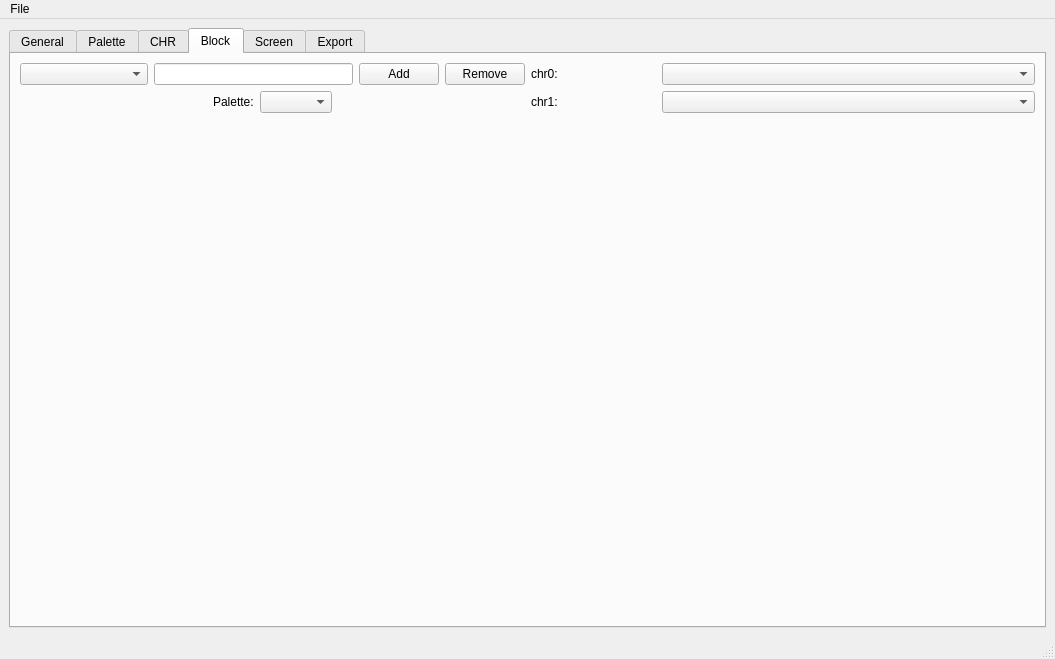
Old version of the form FamiScroller/mainwindow.ui in the repository evgenykzz2/FamiTool.
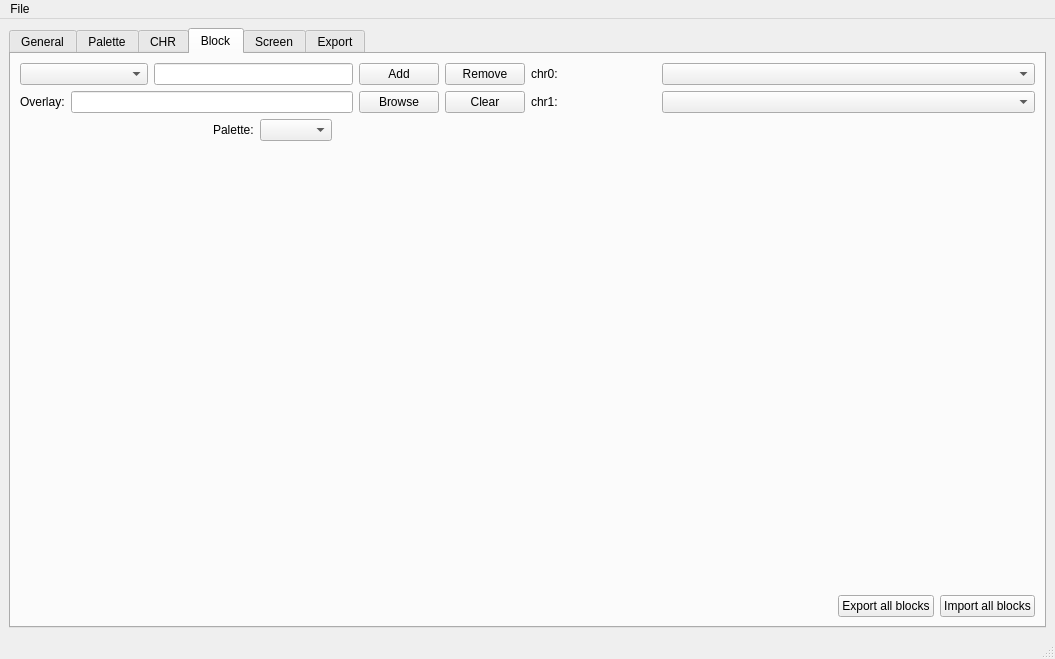
New version of the form. The open tabs and pages were chosen to show the change.

What changed in the file:
```diff
--- a/FamiScroller/mainwindow.ui
+++ b/FamiScroller/mainwindow.ui
@@ -522,6 +522,41 @@
             </item>
            </layout>
           </item>
+          <item>
+           <layout class="QHBoxLayout" name="horizontalLayout_15">
+            <property name="topMargin">
+             <number>0</number>
+            </property>
+            <item>
+             <widget class="QLabel" name="label_6">
+              <property name="text">
+               <string>Overlay:</string>
+              </property>
+             </widget>
+            </item>
+            <item>
+             <widget class="QLineEdit" name="lineEdit_block_overlay">
+              <property name="readOnly">
+               <bool>true</bool>
+              </property>
+             </widget>
+            </item>
+            <item>
+             <widget class="QPushButton" name="btn_block_overlay_browse">
+              <property name="text">
+               <string>Browse</string>
+              </property>
+             </widget>
+            </item>
+            <item>
+             <widget class="QPushButton" name="btn_block_overlay_clear">
+              <property name="text">
+               <string>Clear</string>
+              </property>
+             </widget>
+            </item>
+           </layout>
+          </item>
           <item>
            <widget class="QWidget" name="widget_block_param" native="true">
             <property name="minimumSize">
@@ -703,6 +738,40 @@
             </property>
            </spacer>
           </item>
+          <item>
+           <layout class="QHBoxLayout" name="horizontalLayout_18">
+            <property name="topMargin">
+             <number>0</number>
+            </property>
+            <item>
+             <spacer name="horizontalSpacer_17">
+              <property name="orientation">
+               <enum>Qt::Horizontal</enum>
+              </property>
+              <property name="sizeHint" stdset="0">
+               <size>
+                <width>40</width>
+                <height>20</height>
+               </size>
+              </property>
+             </spacer>
+            </item>
+            <item>
+             <widget class="QPushButton" name="btn_block_export_all">
+              <property name="text">
+               <string>Export all blocks</string>
+              </property>
+             </widget>
+            </item>
+            <item>
+             <widget class="QPushButton" name="btn_block_import_all">
+              <property name="text">
+               <string>Import all blocks</string>
+              </property>
+             </widget>
+            </item>
+           </layout>
+          </item>
          </layout>
         </item>
        </layout>
```
Left out of the diff: 20 changed lines with no effect on the pictures.
